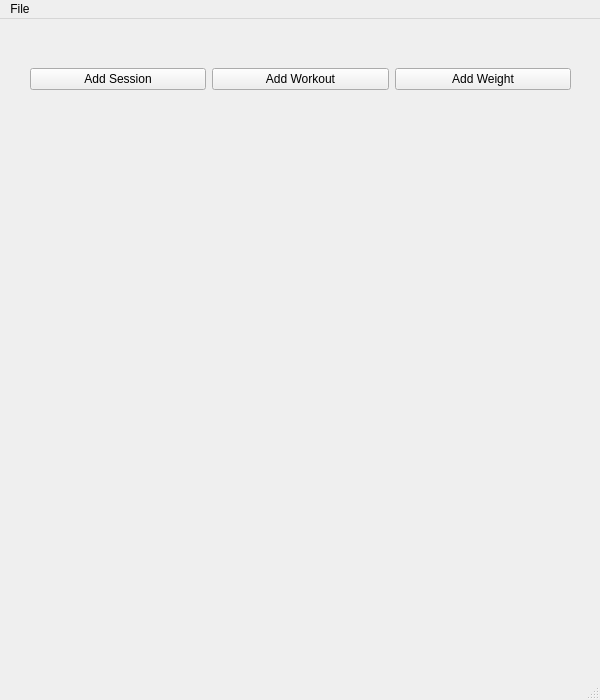
Qt form ui/mainWindow.ui (ncerdan/Wall-Witness) before a commit.
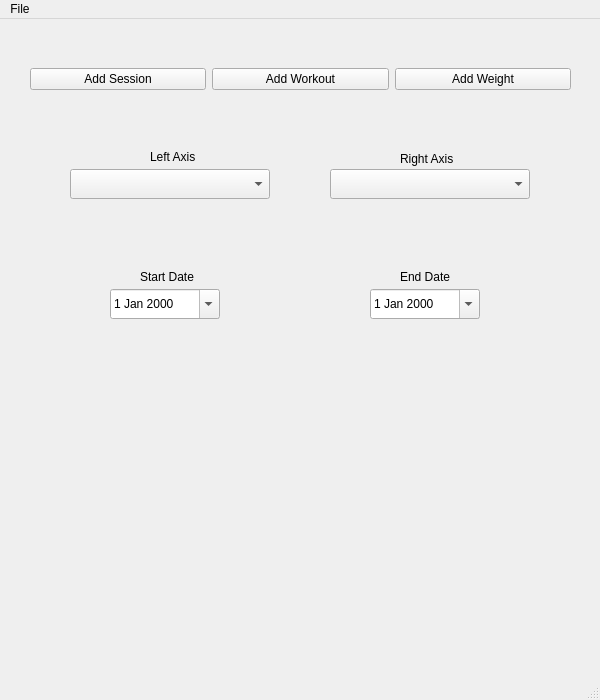
The same form after that commit. Custom widgets are drawn as their Qt base class.

Commit message: added canvas for pyplot to main window. added date and option choosing widgets

Patch:
```diff
--- a/ui/mainWindow.ui
+++ b/ui/mainWindow.ui
@@ -47,6 +47,124 @@
      </item>
     </layout>
    </widget>
+   <widget class="Canvas" name="canvas" native="true">
+    <property name="geometry">
+     <rect>
+      <x>30</x>
+      <y>340</y>
+      <width>541</width>
+      <height>311</height>
+     </rect>
+    </property>
+   </widget>
+   <widget class="QComboBox" name="lAxBox">
+    <property name="geometry">
+     <rect>
+      <x>70</x>
+      <y>150</y>
+      <width>200</width>
+      <height>30</height>
+     </rect>
+    </property>
+    <item>
+     <property name="text">
+      <string/>
+     </property>
+    </item>
+   </widget>
+   <widget class="QComboBox" name="rAxBox">
+    <property name="geometry">
+     <rect>
+      <x>330</x>
+      <y>150</y>
+      <width>200</width>
+      <height>30</height>
+     </rect>
+    </property>
+    <item>
+     <property name="text">
+      <string/>
+     </property>
+    </item>
+   </widget>
+   <widget class="QLabel" name="lAxLabel">
+    <property name="geometry">
+     <rect>
+      <x>150</x>
+      <y>130</y>
+      <width>53</width>
+      <height>16</height>
+     </rect>
+    </property>
+    <property name="text">
+     <string>Left Axis</string>
+    </property>
+   </widget>
+   <widget class="QLabel" name="rAxLabel">
+    <property name="geometry">
+     <rect>
+      <x>400</x>
+      <y>130</y>
+      <width>61</width>
+      <height>20</height>
+     </rect>
+    </property>
+    <property name="text">
+     <string>Right Axis</string>
+    </property>
+   </widget>
+   <widget class="QDateEdit" name="startDateEdit">
+    <property name="geometry">
+     <rect>
+      <x>110</x>
+      <y>270</y>
+      <width>110</width>
+      <height>30</height>
+     </rect>
+    </property>
+    <property name="calendarPopup">
+     <bool>true</bool>
+    </property>
+   </widget>
+   <widget class="QDateEdit" name="endDateEdit">
+    <property name="geometry">
+     <rect>
+      <x>370</x>
+      <y>270</y>
+      <width>110</width>
+      <height>30</height>
+     </rect>
+    </property>
+    <property name="calendarPopup">
+     <bool>true</bool>
+    </property>
+   </widget>
+   <widget class="QLabel" name="startLabel">
+    <property name="geometry">
+     <rect>
+      <x>140</x>
+      <y>250</y>
+      <width>61</width>
+      <height>16</height>
+     </rect>
+    </property>
+    <property name="text">
+     <string>Start Date</string>
+    </property>
+   </widget>
+   <widget class="QLabel" name="startLabel_2">
+    <property name="geometry">
+     <rect>
+      <x>400</x>
+      <y>250</y>
+      <width>61</width>
+      <height>16</height>
+     </rect>
+    </property>
+    <property name="text">
+     <string>End Date</string>
+    </property>
+   </widget>
   </widget>
   <widget class="QMenuBar" name="menubar">
    <property name="geometry">
@@ -87,6 +205,14 @@
    </property>
   </action>
  </widget>
+ <customwidgets>
+  <customwidget>
+   <class>Canvas</class>
+   <extends>QWidget</extends>
+   <header>canvas.h</header>
+   <container>1</container>
+  </customwidget>
+ </customwidgets>
  <resources/>
  <connections/>
 </ui>
```
The commit also changes 3 other files.
